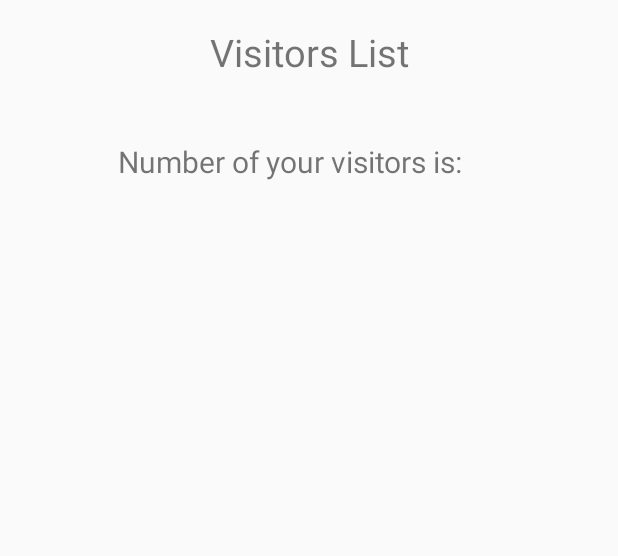
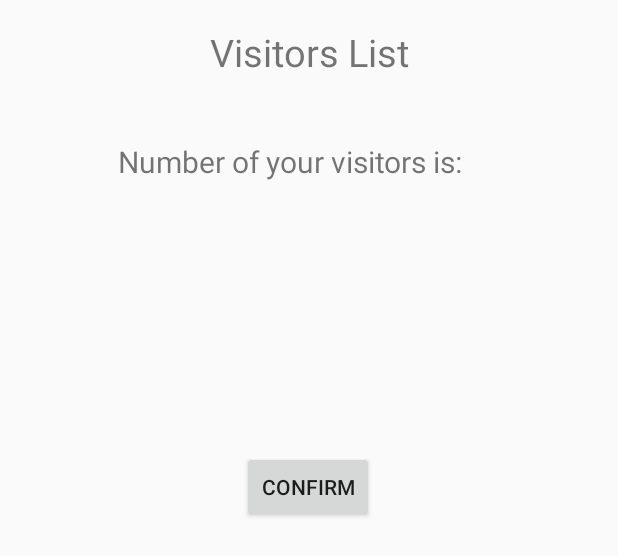
Before and after one commit to tongdanzhu/3010Project, an Android app: the layout doorbell.xml on its own in the app's theme, with its tools: preview values and no code run, on a phone screen of 412 x 824 dp. Shown: the top 556 px of the screen. Run offline under Robolectric (Android 15) with nearby library versions, the phone set to English and light mode, and no system bars.

Commit message:
add function of updating visitor confirmation status

```diff
--- a/Sweet/app/src/main/java/com/example/sweet/visitorVO.java
+++ b/Sweet/app/src/main/java/com/example/sweet/visitorVO.java
@@ -6,6 +6,7 @@ public class visitorVO {
     private String currDate;
     private String currTime;
     private boolean confirm;
+    //private int confirm;
     public int getVisitorID() {
         return visitorID;
     }
@@ -31,9 +32,10 @@ public class visitorVO {
         this.currTime = currTime;
     }
     public boolean isConfirm() {
+
         return confirm;
     }
-    public void setConfirm(boolean confirm) {
+    public void setConfirm(Boolean confirm) {
         this.confirm = confirm;
     }
     public String print_as_String(visitorVO v){
--- a/Sweet/app/src/main/res/layout/doorbell.xml
+++ b/Sweet/app/src/main/res/layout/doorbell.xml
@@ -58,4 +58,16 @@
         app:layout_constraintStart_toStartOf="parent"
         app:layout_constraintTop_toBottomOf="@+id/visitorText"
         app:layout_constraintVertical_bias="0.122" />
+
+    <Button
+        android:id="@+id/visitorConfirmButton"
+        android:layout_width="wrap_content"
+        android:layout_height="wrap_content"
+        android:text="@string/visitorConfirmButton"
+        app:layout_constraintBottom_toBottomOf="parent"
+        app:layout_constraintEnd_toEndOf="parent"
+        app:layout_constraintHorizontal_bias="0.498"
+        app:layout_constraintStart_toStartOf="parent"
+        app:layout_constraintTop_toBottomOf="@+id/visitorInfo"
+        app:layout_constraintVertical_bias="0.116" />
 </androidx.constraintlayout.widget.ConstraintLayout>
--- a/Sweet/app/src/main/res/values/strings.xml
+++ b/Sweet/app/src/main/res/values/strings.xml
@@ -17,4 +17,5 @@
     <string name="visitorCount"></string>
     <string name="visitorInfo"></string>
     <string name="doorbellTitle">Visitors List</string>
+    <string name="visitorConfirmButton">confirm</string>
 </resources>
```
Also changed, not shown: Sweet/app/src/main/java/com/example/sweet/MyConnection.java (+21 -6 lines), Sweet/app/src/main/java/com/example/sweet/doorbell.java (+69 -4 lines).
